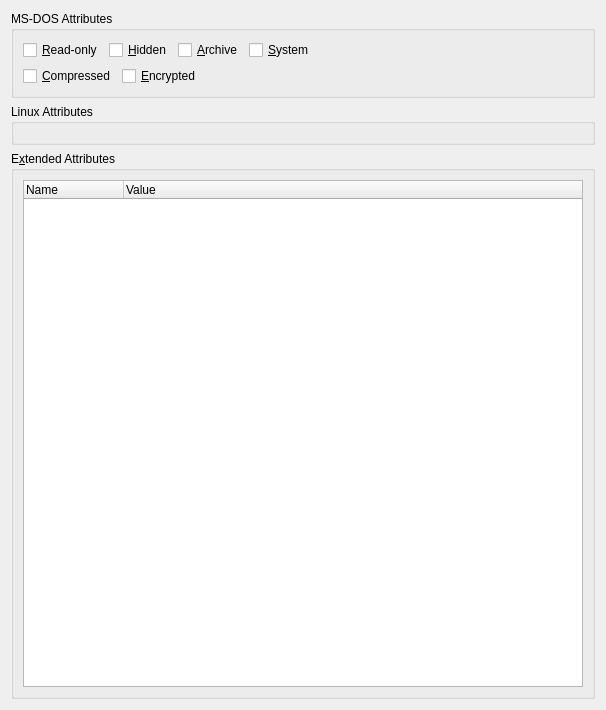
This is src/kde/xattr/XAttrView.ui in GerbilSoft/rom-properties as Qt 5 draws it before an edit. The edited form follows.
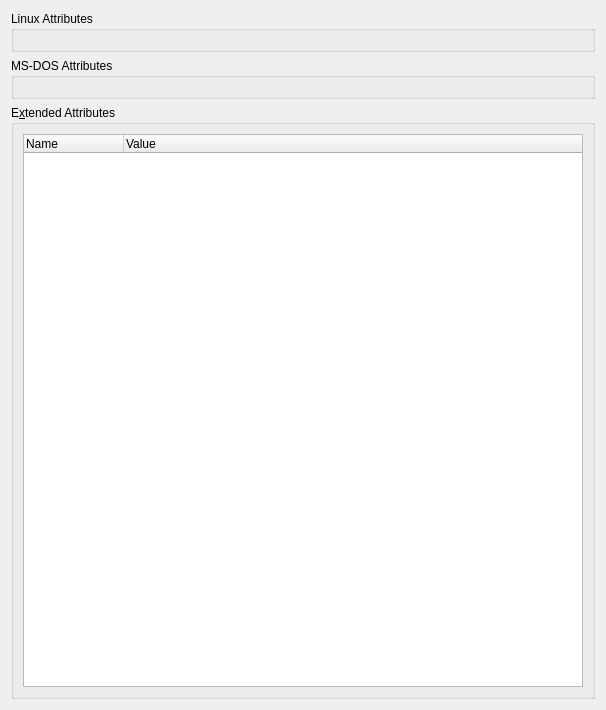
This is the edited form. Custom widgets are drawn as their Qt base class.

Commit message:
[kde] DosAttrView: Display MS-DOS attributes.
Currently only supported using FAT_IOCTL_GET_ATTRIBUTES, which is
supported by the Linux vfat driver.

TODO: Add xattr versions, which are supported by the Linux NTFS and
NTFS-3G drivers.

```diff
--- a/src/kde/xattr/XAttrView.ui
+++ b/src/kde/xattr/XAttrView.ui
@@ -15,7 +15,19 @@
   </property>
   <layout class="QVBoxLayout" name="vboxXAttrView" stretch="0,0,1">
    <item>
-    <widget class="QGroupBox" name="grpDOSAttributes">
+    <widget class="QGroupBox" name="grpLinuxAttributes">
+     <property name="title">
+      <string>Linux Attributes</string>
+     </property>
+     <layout class="QVBoxLayout" name="vboxLinuxAttributes">
+      <item>
+       <widget class="LinuxAttrView" name="linuxAttrView" native="true"/>
+      </item>
+     </layout>
+    </widget>
+   </item>
+   <item>
+    <widget class="QGroupBox" name="grpDosAttributes">
      <property name="sizePolicy">
       <sizepolicy hsizetype="Preferred" vsizetype="Maximum">
        <horstretch>0</horstretch>
@@ -27,92 +39,7 @@
      </property>
      <layout class="QVBoxLayout" name="vboxDOSAttributes">
       <item>
-       <layout class="QHBoxLayout" name="hboxDOSAttributes">
-        <item>
-         <widget class="QCheckBox" name="chkAttrReadOnly">
-          <property name="text">
-           <string>&amp;Read-only</string>
-          </property>
-         </widget>
-        </item>
-        <item>
-         <widget class="QCheckBox" name="chkAttrHidden">
-          <property name="text">
-           <string>&amp;Hidden</string>
-          </property>
-         </widget>
-        </item>
-        <item>
-         <widget class="QCheckBox" name="chkAttrArchive">
-          <property name="text">
-           <string>&amp;Archive</string>
-          </property>
-         </widget>
-        </item>
-        <item>
-         <widget class="QCheckBox" name="chkAttrSystem">
-          <property name="text">
-           <string>&amp;System</string>
-          </property>
-         </widget>
-        </item>
-        <item>
-         <spacer name="hspcDOSAttributes">
-          <property name="orientation">
-           <enum>Qt::Horizontal</enum>
-          </property>
-          <property name="sizeHint" stdset="0">
-           <size>
-            <width>20</width>
-            <height>10</height>
-           </size>
-          </property>
-         </spacer>
-        </item>
-       </layout>
-      </item>
-      <item>
-       <layout class="QHBoxLayout" name="hboxNTFSAttributes">
-        <item>
-         <widget class="QCheckBox" name="chkNTFSCompressed">
-          <property name="text">
-           <string>&amp;Compressed</string>
-          </property>
-         </widget>
-        </item>
-        <item>
-         <widget class="QCheckBox" name="chkNTFSEncrypted">
-          <property name="text">
-           <string>&amp;Encrypted</string>
-          </property>
-         </widget>
-        </item>
-        <item>
-         <spacer name="hspcNTFSAttributes">
-          <property name="orientation">
-           <enum>Qt::Horizontal</enum>
-          </property>
-          <property name="sizeHint" stdset="0">
-           <size>
-            <width>20</width>
-            <height>10</height>
-           </size>
-          </property>
-         </spacer>
-        </item>
-       </layout>
-      </item>
-     </layout>
-    </widget>
-   </item>
-   <item>
-    <widget class="QGroupBox" name="grpLinuxAttributes">
-     <property name="title">
-      <string>Linux Attributes</string>
-     </property>
-     <layout class="QVBoxLayout" name="vboxLinuxAttributes">
-      <item>
-       <widget class="LinuxAttrView" name="linuxAttrView" native="true"/>
+       <widget class="DosAttrView" name="dosAttrView" native="true"/>
       </item>
      </layout>
     </widget>
@@ -149,6 +76,12 @@
    <header>xattr/LinuxAttrView.hpp</header>
    <container>1</container>
   </customwidget>
+  <customwidget>
+   <class>DosAttrView</class>
+   <extends>QWidget</extends>
+   <header>xattr/DosAttrView.hpp</header>
+   <container>1</container>
+  </customwidget>
  </customwidgets>
  <resources/>
  <connections/>
```
The commit also changes 6 other files.
